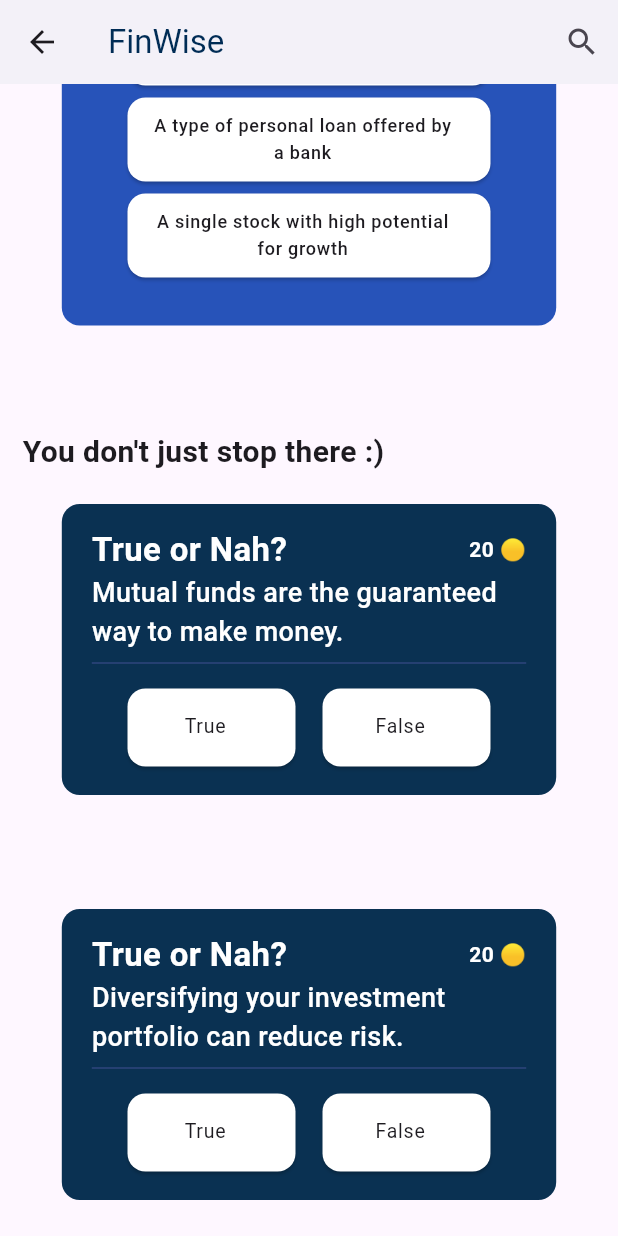
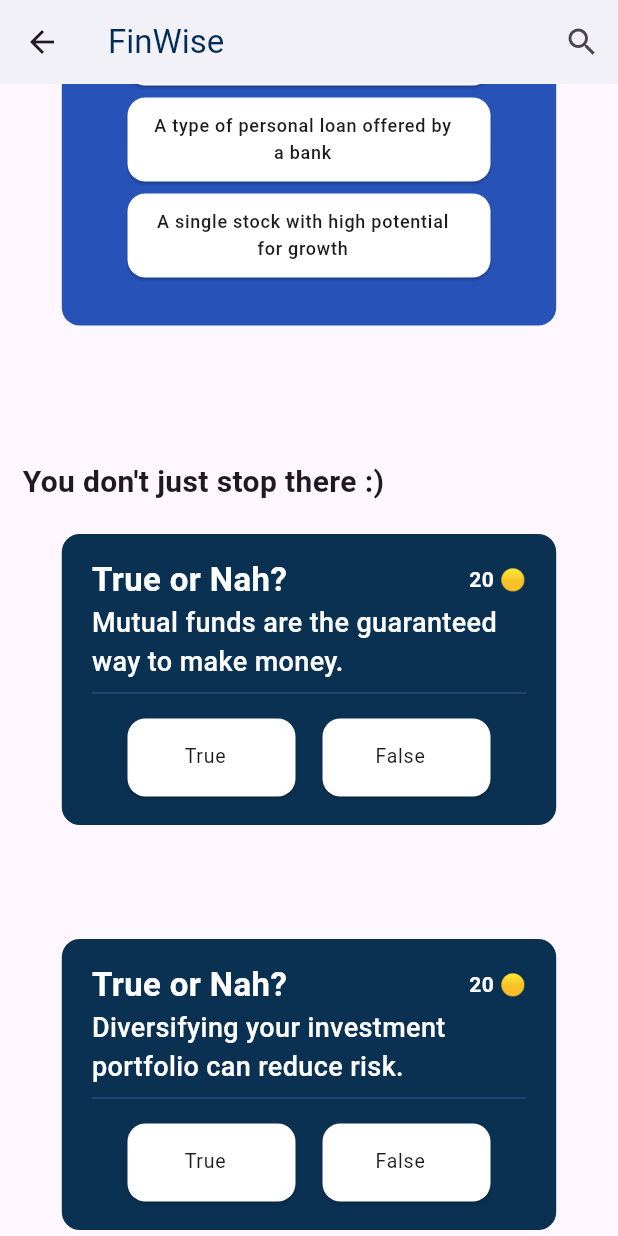
Before and after one commit to alpha031117/Finwise, a Flutter app: the HomeScreen screen opened directly, scrolled down 1728 dp, on a phone screen of 412 x 824 dp. Run offline on Flutter 3.47's test engine with Material 3 defaults, Android fonts, the phone set to English and light mode, and no system bars; drawn by our look-alikes of carousel_slider; our stand-ins replace audioplayers, bloc, equatable, fl_chart, flutter_bloc, google_fonts and 4 more.

Commit message:
minor change

```diff
--- a/lib/screens/home/ui/home_screen.dart
+++ b/lib/screens/home/ui/home_screen.dart
@@ -219,7 +219,7 @@ class _HomeScreenState extends State<HomeScreen> {
                   ],
                   options: CarouselOptions(
                     enableInfiniteScroll: false,
-                    height: 500, // Adjust height as needed
+                    height: 520, // Adjust height as needed
                     viewportFraction:
                         1.0, // Make each item occupy the entire screen width
                     autoPlay: false, // Auto scroll carousel
```
